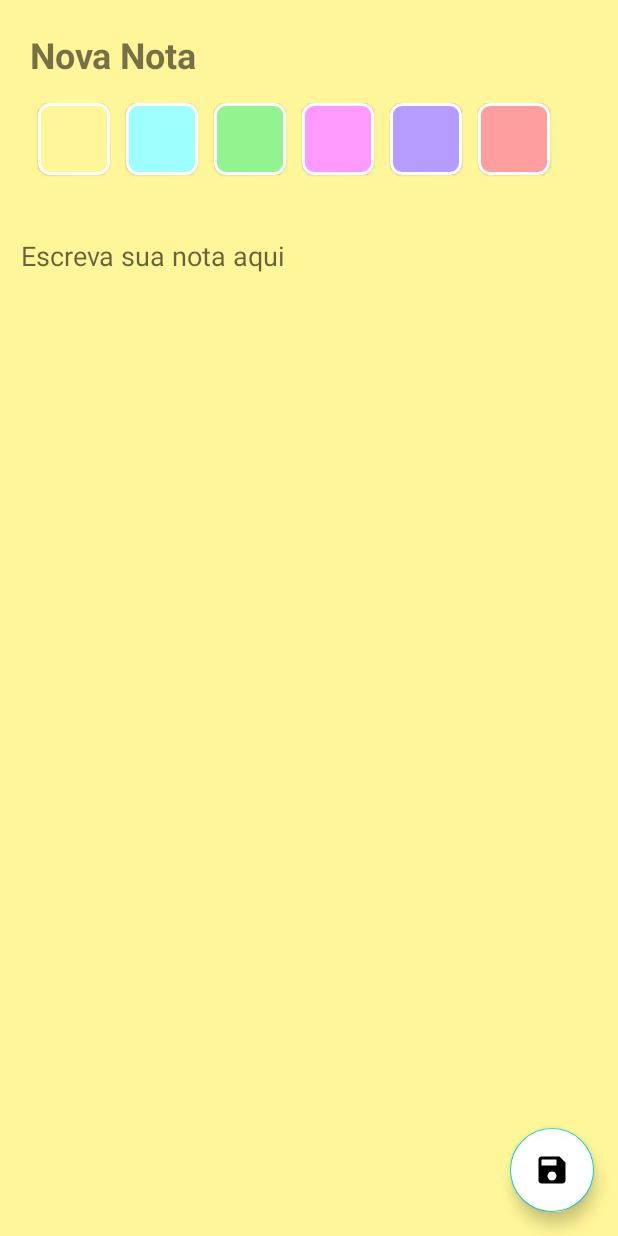
After one commit to L-Mosca/write_away, an Android app: the CreateNoteFragment screen opened through its navigation route, on a phone screen of 412 x 824 dp. The commit adds this screen. Run offline under Robolectric (Android 15) with nearby library versions, the phone set to English and light mode, and no system bars; our stand-ins replace Dagger/Hilt's generated code.

Commit message:
Feature: Add create note screen and database with Dao interface.

```diff
--- a/app/src/main/java/br/com/writeaway/WriteAwayApp.kt
+++ b/app/src/main/java/br/com/writeaway/WriteAwayApp.kt
@@ -1,8 +1,17 @@
 package br.com.writeaway
 
 import android.app.Application
+import br.com.writeaway.domain.database.WriteAwayDb
 import dagger.hilt.android.HiltAndroidApp
 
 @HiltAndroidApp
 class WriteAwayApp : Application() {
+
+    lateinit var db: WriteAwayDb
+
+    override fun onCreate() {
+        super.onCreate()
+        db = WriteAwayDb.getDatabase(this)
+    }
+
 }
--- a/app/src/main/java/br/com/writeaway/domain/repositories/NoteRepository.kt
+++ b/app/src/main/java/br/com/writeaway/domain/repositories/NoteRepository.kt
@@ -1,4 +1,23 @@
 package br.com.writeaway.domain.repositories
 
-class NoteRepository {
+import android.app.Application
+import br.com.writeaway.WriteAwayApp
+import br.com.writeaway.domain.models.Note
+import javax.inject.Inject
+
+class NoteRepository @Inject constructor(private val application: Application) :
+    NoteRepositoryContract {
+
+    override suspend fun fetchAllNotes(): List<Note> {
+        val app = application as WriteAwayApp
+        val dao = app.db.noteDao()
+        return dao.getNoteList()
+    }
+
+    override suspend fun insertNote(note: Note) : Long? {
+        val app = application as WriteAwayApp
+        val dao = app.db.noteDao()
+        return dao.insertNote(note)
+    }
+
 }
--- /dev/null
+++ b/app/src/main/java/br/com/writeaway/domain/repositories/NoteRepositoryContract.kt
@@ -0,0 +1,10 @@
+package br.com.writeaway.domain.repositories
+
+import br.com.writeaway.domain.models.Note
+
+
+interface NoteRepositoryContract {
+    suspend fun fetchAllNotes(): List<Note>
+
+    suspend fun insertNote(note: Note) : Long?
+}
--- /dev/null
+++ b/app/src/main/java/br/com/writeaway/screen/createnote/CreateNoteFragment.kt
@@ -0,0 +1,91 @@
+package br.com.writeaway.screen.createnote
+
+import android.animation.ValueAnimator
+import android.view.LayoutInflater
+import androidx.fragment.app.viewModels
+import androidx.navigation.fragment.findNavController
+import br.com.writeaway.R
+import br.com.writeaway.base.BaseFragment
+import br.com.writeaway.databinding.FragmentCreateNoteBinding
+import br.com.writeaway.screen.createnote.adapter.ColorAdapter
+import dagger.hilt.android.AndroidEntryPoint
+import android.animation.ArgbEvaluator
+import android.widget.Toast
+import androidx.core.content.ContextCompat
+
+@AndroidEntryPoint
+class CreateNoteFragment : BaseFragment<FragmentCreateNoteBinding>() {
+    override val bindingInflater: (LayoutInflater) -> FragmentCreateNoteBinding =
+        FragmentCreateNoteBinding::inflate
+    override val viewModel: CreateNoteViewModel by viewModels()
+
+    private val adapter: ColorAdapter by lazy { ColorAdapter() }
+
+    override fun initViews() {
+        setupAdapter()
+
+        binding.fabSaveNote.setOnClickListener {
+            val cardColor = if (adapter.oldColor == 0) ContextCompat.getColor(
+                requireContext(),
+                R.color.note_yellow
+            ) else adapter.oldColor
+            viewModel.saveNote(
+                binding.etNoteDescription.text.toString(),
+                cardColor
+            )
+        }
+    }
+
+    override fun initObservers() {
+        viewModel.saveSuccess.observe(viewLifecycleOwner) {
+            Toast.makeText(requireContext(), "Salvo com sucesso", Toast.LENGTH_SHORT).show()
+            findNavController().popBackStack()
+        }
+
+        viewModel.saveError.observe(viewLifecycleOwner) {
+            Toast.makeText(requireContext(), "Erro", Toast.LENGTH_SHORT).show()
+        }
+
+        viewModel.invalidDescription.observe(viewLifecycleOwner) {
+            Toast.makeText(requireContext(), "Ta uma merda", Toast.LENGTH_SHORT).show()
+        }
+    }
+
+    private fun setupAdapter() {
+        binding.rvColors.adapter = adapter
+        adapter.submitList(getColorList())
+        adapter.oldColor = ContextCompat.getColor(requireContext(), R.color.note_yellow)
+        adapter.onColorClicked = { cardColor ->
+            val currentColor =
+                (binding.clCreateNote.backgroundTintList?.defaultColor ?: adapter.oldColor)
+
+            adapter.oldColor = cardColor.defaultColor
+            changeColorAnimate(currentColor, cardColor.defaultColor)
+        }
+    }
+
+    private fun changeColorAnimate(currentColor: Int, cardColor: Int) {
+        val colorAnimator =
+            ValueAnimator.ofObject(ArgbEvaluator(), currentColor, cardColor)
+        colorAnimator.duration = 500
+
+        colorAnimator.addUpdateListener { animator ->
+            val animatedValue = animator.animatedValue as Int
+            binding.clCreateNote.setBackgroundColor(animatedValue)
+        }
+        colorAnimator.start()
+    }
+
+    private fun getColorList(): List<Int> {
+        val list = mutableListOf<Int>()
+        list.apply {
+            add(R.color.note_yellow)
+            add(R.color.note_cian)
+            add(R.color.note_green)
+            add(R.color.note_pink)
+            add(R.color.note_purple)
+            add(R.color.note_red)
+        }
+        return list
+    }
+}
--- /dev/null
+++ b/app/src/main/java/br/com/writeaway/screen/createnote/CreateNoteViewModel.kt
@@ -0,0 +1,34 @@
+package br.com.writeaway.screen.createnote
+
+import androidx.lifecycle.MutableLiveData
+import br.com.writeaway.base.BaseViewModel
+import br.com.writeaway.domain.models.Note
+import br.com.writeaway.domain.repositories.NoteRepositoryContract
+import dagger.hilt.android.lifecycle.HiltViewModel
+import java.util.Date
+import javax.inject.Inject
+
+@HiltViewModel
+class CreateNoteViewModel @Inject constructor(private val noteRepository: NoteRepositoryContract) :
+    BaseViewModel() {
+
+    val saveSuccess = MutableLiveData<Unit>()
+    val saveError = MutableLiveData<Unit>()
+    val invalidDescription = MutableLiveData<Unit>()
+
+    fun saveNote(noteDescription: String, color: Int) {
+        if (noteDescription.isEmpty()) {
+            invalidDescription.postValue(Unit)
+            return
+        }
+
+        val newNote = Note(description = noteDescription, date = Date(), color = color)
+        defaultLaunch {
+            val id = noteRepository.insertNote(newNote)
+            if (id != null && id > 0)
+                saveSuccess.postValue(Unit)
+            else
+                saveError.postValue(Unit)
+        }
+    }
+}
--- /dev/null
+++ b/app/src/main/java/br/com/writeaway/screen/createnote/adapter/ColorAdapter.kt
@@ -0,0 +1,47 @@
+package br.com.writeaway.screen.createnote.adapter
+
+import android.content.res.ColorStateList
+import android.view.LayoutInflater
+import android.view.ViewGroup
+import androidx.core.content.ContextCompat
+import androidx.recyclerview.widget.DiffUtil
+import br.com.writeaway.base.BaseListAdapter
+import br.com.writeaway.base.ViewHolder
+import br.com.writeaway.databinding.AdapterColorBinding
+
+class ColorAdapter :
+    BaseListAdapter<AdapterColorBinding, Int>(object : DiffUtil.ItemCallback<Int>() {
+        override fun areItemsTheSame(oldItem: Int, newItem: Int): Boolean {
+            return oldItem == newItem
+        }
+
+        override fun areContentsTheSame(oldItem: Int, newItem: Int): Boolean {
+            return oldItem == newItem
+        }
+
+    }) {
+    override val bindingInflater: (LayoutInflater, ViewGroup) -> AdapterColorBinding
+        get() = { layoutInflater, viewGroup ->
+            AdapterColorBinding.inflate(
+                layoutInflater,
+                viewGroup,
+                false
+            )
+        }
+
+    var onColorClicked: ((ColorStateList) -> Unit)? = null
+    var oldColor: Int = 0
+
+    override fun onBindViewHolder(
+        holder: ViewHolder<AdapterColorBinding>,
+        data: Int,
+        position: Int
+    ) {
+        holder.binding.apply {
+            cvColor.setCardBackgroundColor(ContextCompat.getColor(root.context, data))
+            cvColor.setOnClickListener {
+                onColorClicked?.invoke(cvColor.cardBackgroundColor)
+            }
+        }
+    }
+}
--- a/app/src/main/java/br/com/writeaway/screen/home/HomeFragment.kt
+++ b/app/src/main/java/br/com/writeaway/screen/home/HomeFragment.kt
@@ -5,17 +5,24 @@ import androidx.fragment.app.viewModels
 import br.com.writeaway.base.BaseFragment
 import br.com.writeaway.databinding.FragmentHomeBinding
 import br.com.writeaway.screen.home.adapter.NoteAdapter
+import br.com.writeaway.util.navigate
 import dagger.hilt.android.AndroidEntryPoint
 
 @AndroidEntryPoint
 class HomeFragment : BaseFragment<FragmentHomeBinding>() {
-    override val bindingInflater: (LayoutInflater) -> FragmentHomeBinding = FragmentHomeBinding::inflate
+    override val bindingInflater: (LayoutInflater) -> FragmentHomeBinding =
+        FragmentHomeBinding::inflate
     override val viewModel: HomeViewModel by viewModels()
 
-    private val adapter : NoteAdapter by lazy { NoteAdapter() }
+    private val adapter: NoteAdapter by lazy { NoteAdapter() }
 
     override fun initViews() {
         viewModel.fetchNotes()
+
+        binding.fabAddNote.setOnClickListener {
+            val direction = HomeFragmentDirections.actionHomeFragmentToCreateNoteFragment()
+            navigate(direction)
+        }
     }
 
     override fun initObservers() {
--- a/app/src/main/java/br/com/writeaway/screen/home/adapter/NoteAdapter.kt
+++ b/app/src/main/java/br/com/writeaway/screen/home/adapter/NoteAdapter.kt
@@ -40,7 +40,7 @@ class NoteAdapter :
         holder.binding.apply {
             cvNote.setCardBackgroundColor(ContextCompat.getColor(root.context, data.color))
             tvNoteDescription.text = data.description
-            tvNoteDate.text = formatDate(data.date)
+            //tvNoteDate.text = formatDate(data.date)
         }
     }
 
--- /dev/null
+++ b/app/src/main/res/drawable/ic_save.xml
@@ -0,0 +1,5 @@
+<vector android:height="24dp" android:tint="#000000"
+    android:viewportHeight="24" android:viewportWidth="24"
+    android:width="24dp" xmlns:android="http://schemas.android.com/apk/res/android">
+    <path android:fillColor="@android:color/white" android:pathData="M17,3L5,3c-1.11,0 -2,0.9 -2,2v14c0,1.1 0.89,2 2,2h14c1.1,0 2,-0.9 2,-2L21,7l-4,-4zM12,19c-1.66,0 -3,-1.34 -3,-3s1.34,-3 3,-3 3,1.34 3,3 -1.34,3 -3,3zM15,9L5,9L5,5h10v4z"/>
+</vector>
--- /dev/null
+++ b/app/src/main/res/layout/adapter_color.xml
@@ -0,0 +1,13 @@
+<?xml version="1.0" encoding="utf-8"?>
+<com.google.android.material.card.MaterialCardView xmlns:android="http://schemas.android.com/apk/res/android"
+    xmlns:app="http://schemas.android.com/apk/res-auto"
+    android:id="@+id/cvColor"
+    android:layout_width="48dp"
+    android:layout_height="48dp"
+    android:layout_marginStart="5dp"
+    android:layout_marginEnd="5dp"
+    android:layout_marginBottom="10dp"
+    android:elevation="5dp"
+    app:cardBackgroundColor="@color/note_yellow"
+    app:cardCornerRadius="8dp"
+    app:strokeWidth="2dp" />
--- /dev/null
+++ b/app/src/main/res/layout/fragment_create_note.xml
@@ -0,0 +1,75 @@
+<?xml version="1.0" encoding="utf-8"?>
+<androidx.constraintlayout.widget.ConstraintLayout xmlns:android="http://schemas.android.com/apk/res/android"
+    xmlns:app="http://schemas.android.com/apk/res-auto"
+    xmlns:tools="http://schemas.android.com/tools"
+    android:id="@+id/clCreateNote"
+    android:layout_width="match_parent"
+    android:layout_height="match_parent"
+    android:background="@color/note_yellow">
+
+    <com.google.android.material.textview.MaterialTextView
+        android:id="@+id/tvNewNote"
+        android:layout_width="0dp"
+        android:layout_height="wrap_content"
+        android:layout_marginHorizontal="20dp"
+        android:layout_marginTop="20dp"
+        android:text="@string/new_note"
+        android:textSize="24sp"
+        android:textStyle="bold"
+        app:layout_constraintEnd_toEndOf="parent"
+        app:layout_constraintStart_toStartOf="parent"
+        app:layout_constraintTop_toTopOf="parent" />
+
+    <androidx.appcompat.widget.LinearLayoutCompat
+        android:id="@+id/llColorList"
+        android:layout_width="match_parent"
+        android:layout_height="wrap_content"
+        android:layout_marginHorizontal="10dp"
+        android:layout_marginTop="16dp"
+        android:gravity="center_horizontal"
+        android:orientation="horizontal"
+        app:layout_constraintEnd_toEndOf="parent"
+        app:layout_constraintStart_toStartOf="parent"
+        app:layout_constraintTop_toBottomOf="@id/tvNewNote">
+
+        <androidx.recyclerview.widget.RecyclerView
+            android:id="@+id/rvColors"
+            android:layout_width="match_parent"
+            android:layout_height="wrap_content"
+            android:layout_marginHorizontal="10dp"
+            android:contentDescription="@string/color_list"
+            android:orientation="horizontal"
+            app:layoutManager="androidx.recyclerview.widget.LinearLayoutManager"
+            tools:itemCount="6"
+            tools:listitem="@layout/adapter_color" />
+
+    </androidx.appcompat.widget.LinearLayoutCompat>
+
+    <com.google.android.material.floatingactionbutton.FloatingActionButton
+        android:id="@+id/fabSaveNote"
+        android:layout_width="wrap_content"
+        android:layout_height="wrap_content"
+        android:layout_marginEnd="16dp"
+        android:layout_marginBottom="16dp"
+        android:backgroundTint="@color/white"
+        android:contentDescription="@string/add_new_note"
+        android:src="@drawable/ic_save"
+        app:layout_constraintBottom_toBottomOf="parent"
+        app:layout_constraintEnd_toEndOf="parent" />
+
+
+    <com.google.android.material.textfield.TextInputEditText
+        android:id="@+id/etNoteDescription"
+        android:layout_width="0dp"
+        android:layout_height="wrap_content"
+        android:layout_marginHorizontal="10dp"
+        android:layout_marginTop="20dp"
+        android:backgroundTint="@android:color/transparent"
+        android:hint="@string/add_note_description"
+        android:inputType="textMultiLine"
+        android:minHeight="48dp"
+        app:layout_constraintEnd_toEndOf="parent"
+        app:layout_constraintStart_toStartOf="parent"
+        app:layout_constraintTop_toBottomOf="@id/llColorList" />
+
+</androidx.constraintlayout.widget.ConstraintLayout>
--- a/app/src/main/res/navigation/main_nav_graph.xml
+++ b/app/src/main/res/navigation/main_nav_graph.xml
@@ -9,5 +9,14 @@
         android:id="@+id/homeFragment"
         android:name="br.com.writeaway.screen.home.HomeFragment"
         android:label="HomeFragment"
-        tools:layout="@layout/fragment_home" />
+        tools:layout="@layout/fragment_home">
+        <action
+            android:id="@+id/action_homeFragment_to_createNoteFragment"
+            app:destination="@id/createNoteFragment" />
+    </fragment>
+    <fragment
+        android:id="@+id/createNoteFragment"
+        android:name="br.com.writeaway.screen.createnote.CreateNoteFragment"
+        android:label="CreateNoteFragment"
+        tools:layout="@layout/fragment_create_note" />
 </navigation>
--- a/app/src/main/res/values/strings.xml
+++ b/app/src/main/res/values/strings.xml
@@ -2,4 +2,7 @@
     <string name="app_name">write away</string>
     <string name="homeTitle">Write Away</string>
     <string name="add_new_note">Adicione uma nova nota</string>
+    <string name="new_note">Nova Nota</string>
+    <string name="add_note_description">Escreva sua nota aqui</string>
+    <string name="color_list">Cor da nota</string>
 </resources>
```
Also changed, not shown: app/build.gradle (+7 -0 lines), app/src/main/java/br/com/writeaway/di/RepositoriesModule.kt (added, +18 -0 lines), app/src/main/java/br/com/writeaway/domain/database/NoteDao.kt (added, +19 -0 lines), app/src/main/java/br/com/writeaway/domain/database/WriteAwayDb.kt (added, +36 -0 lines), app/src/main/java/br/com/writeaway/domain/models/Note.kt (+10 -9 lines), app/src/main/java/br/com/writeaway/screen/home/HomeViewModel.kt (+8 -76 lines), app/src/main/java/br/com/writeaway/util/DateConverter.kt (added, +17 -0 lines).
